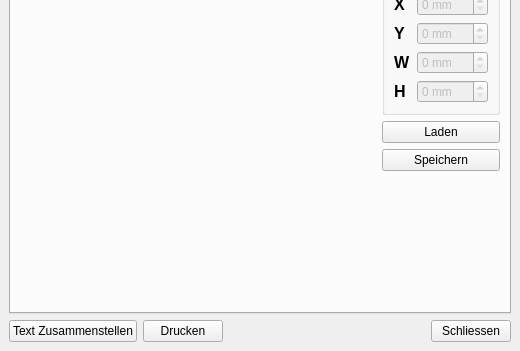
Qt form mainwindow.ui (str4el/grading) before a commit; both pictures show x 0 to 520 and y 179 to 530 of the 520 by 530 pixel window.
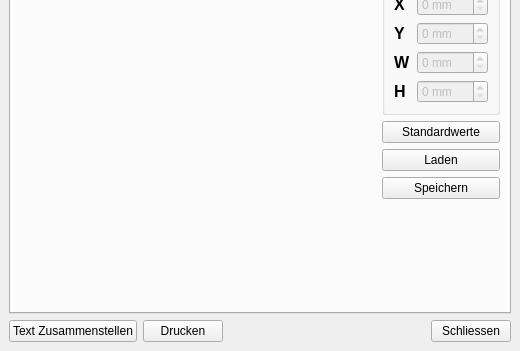
The same form after that commit. The open tabs and pages were chosen to show the change. Custom widgets are drawn as their Qt base class.

Commit message: Defaulteinstellungen im Layout implementiert; BUGFIX: Offsetfehler

Diff of the .ui file:
```diff
--- a/mainwindow.ui
+++ b/mainwindow.ui
@@ -1181,6 +1181,13 @@
             </layout>
            </widget>
           </item>
+          <item>
+           <widget class="QPushButton" name="layoutDefaultsButton">
+            <property name="text">
+             <string>Standardwerte</string>
+            </property>
+           </widget>
+          </item>
           <item>
            <widget class="QPushButton" name="layoutLoadButton">
             <property name="text">
```
The commit also changes 4 other files.
